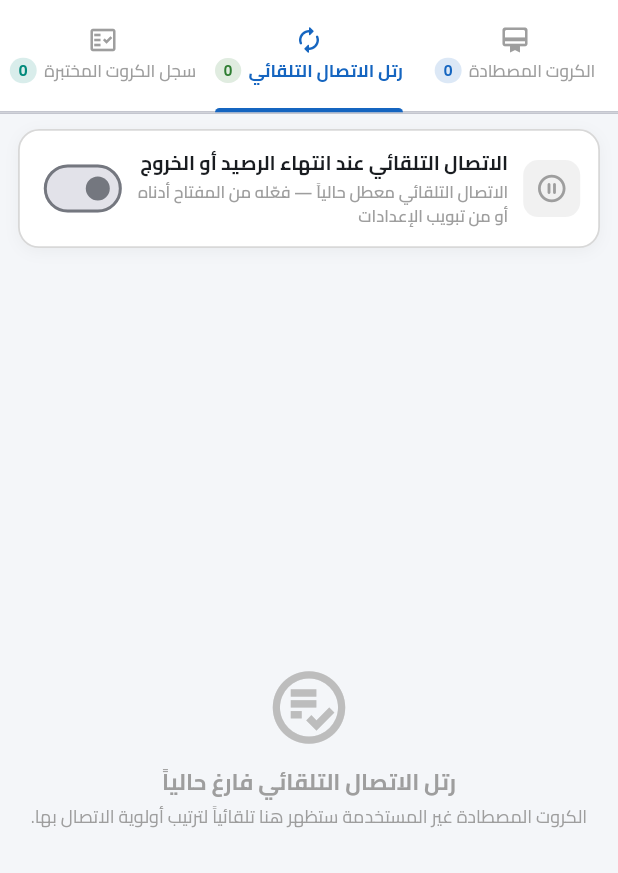
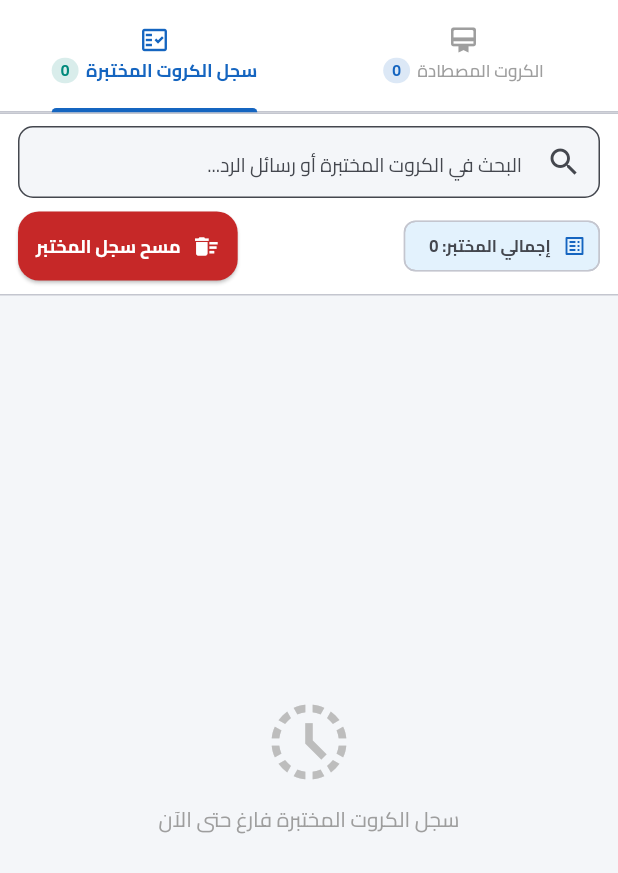
Before and after one commit to eng-aymsif/network-hunter-flutter, a Flutter app: the CardsTab widget shown alone on an empty page, opened directly, tab 2 chosen, on a phone screen of 412 x 824 dp. Shown: the top 873 px of the screen. Run offline on Flutter 3.47's test engine with Material 3 defaults, Android fonts, the phone set to English and light mode, and no system bars; our stand-ins replace audioplayers, device_info_plus, dio, hive, hive_flutter, qr_flutter and 1 more; missing offline and left inert: excel; accounts and stored records are empty; network calls fail.

Commit message:
feat(cards-tab): conditionally show 3rd tab only when auto-login is enabled in settings and rename to أولوية الاتصال التلقائي

```diff
--- a/lib/presentation/providers/cards_provider.dart
+++ b/lib/presentation/providers/cards_provider.dart
@@ -771,7 +771,7 @@ class CardsProvider extends ChangeNotifier {
       }
 
       onLog?.call(
-        '🔌 [الاتصال التلقائي]: تم رصد حاجة الشبكة لتسجيل الدخول — بدء السحب من رتل الكروت (${queue.length} كرت متاح)...',
+        '🔌 [الاتصال التلقائي]: تم رصد حاجة الشبكة لتسجيل الدخول — بدء الاتصال حسب ترتيب الأولوية (${queue.length} كرت متاح)...',
       );
 
       for (int i = 0; i < queue.length; i++) {
@@ -810,12 +810,12 @@ class CardsProvider extends ChangeNotifier {
           return card.cardNumber;
         } else {
           onLog?.call(
-            '  ❌ فشل الكرت (${card.cardNumber}) (منتهي أو غير صالح) — الانتقال للكرت التالي في الرتل...',
+            '  ❌ فشل الكرت (${card.cardNumber}) (منتهي أو غير صالح) — الانتقال للكرت التالي في قائمة الأولوية...',
           );
         }
       }
 
-      _autoLoginStatus = 'تعذر الاتصال: لم ينجح أي كرت في الرتل';
+      _autoLoginStatus = 'تعذر الاتصال: لم ينجح أي كرت من القائمة';
       return null;
     } finally {
       _isAutoLoggingIn = false;
--- a/lib/presentation/screens/cards_tab.dart
+++ b/lib/presentation/screens/cards_tab.dart
@@ -30,12 +30,14 @@ class _CardsTabState extends State<CardsTab> {
     final cardsProv = context.watch<CardsProvider>();
     final settingsProv = context.watch<SettingsProvider>();
     final engineProv = context.watch<EngineProvider>();
+    final showAutoLoginTab = settingsProv.settings.autoLoginWithHuntedCards;
 
     return DefaultTabController(
-      length: 3,
+      key: ValueKey<bool>(showAutoLoginTab),
+      length: showAutoLoginTab ? 3 : 2,
       child: Column(
         children: [
-          // شريط التبويب العلوي الأنيق (الكروت المصطادة | رتل الاتصال التلقائي | سجل الكروت المختبرة)
+          // شريط التبويب العلوي الأنيق (يظهر التبويب الثالث فقط عند تفعيل ميزة الاتصال التلقائي في الإعدادات)
           Container(
             color: Theme.of(context).cardColor,
             child: TabBar(
@@ -87,38 +89,6 @@ class _CardsTabState extends State<CardsTab> {
                   ),
                 ),
                 Tab(
-                  icon: const Icon(Icons.autorenew_rounded, size: 20),
-                  child: FittedBox(
-                    fit: BoxFit.scaleDown,
-                    child: Row(
-                      mainAxisSize: MainAxisSize.min,
-                      children: [
-                        const Text('رتل الاتصال التلقائي'),
-                        const SizedBox(width: 5),
-                        Container(
-                          padding: const EdgeInsets.symmetric(
-                            horizontal: 6,
-                            vertical: 1,
-                          ),
-                          decoration: BoxDecoration(
-                            color: AppColors.success.withValues(alpha: 0.15),
-                            borderRadius: BorderRadius.circular(10),
-                          ),
-                          child: Text(
-                            '${cardsProv.unusedCount}',
-                            style: const TextStyle(
-                              fontFamily: 'Cairo',
-                              fontSize: 10.5,
-                              fontWeight: FontWeight.bold,
-                              color: AppColors.success,
-                            ),
-                          ),
-                        ),
-                      ],
-                    ),
-                  ),
-                ),
-                Tab(
                   icon: const Icon(Icons.fact_check_outlined, size: 20),
                   child: FittedBox(
                     fit: BoxFit.scaleDown,
@@ -150,28 +120,62 @@ class _CardsTabState extends State<CardsTab> {
                     ),
                   ),
                 ),
+                if (showAutoLoginTab)
+                  Tab(
+                    icon: const Icon(Icons.autorenew_rounded, size: 20),
+                    child: FittedBox(
+                      fit: BoxFit.scaleDown,
+                      child: Row(
+                        mainAxisSize: MainAxisSize.min,
+                        children: [
+                          const Text('أولوية الاتصال التلقائي'),
+                          const SizedBox(width: 5),
+                          Container(
+                            padding: const EdgeInsets.symmetric(
+                              horizontal: 6,
+                              vertical: 1,
+                            ),
+                            decoration: BoxDecoration(
+                              color: AppColors.success.withValues(alpha: 0.15),
+                              borderRadius: BorderRadius.circular(10),
+                            ),
+                            child: Text(
+                              '${cardsProv.unusedCount}',
+                              style: const TextStyle(
+                                fontFamily: 'Cairo',
+                                fontSize: 10.5,
+                                fontWeight: FontWeight.bold,
+                                color: AppColors.success,
+                              ),
+                            ),
+                          ),
+                        ],
+                      ),
+                    ),
+                  ),
               ],
             ),
           ),
           const Divider(height: 1),
 
-          // محتوى التبويبات الثلاثة
+          // محتوى التبويبات
           Expanded(
             child: TabBarView(
               children: [
                 // التبويب 1: الكروت المصطادة
                 _buildHuntedCardsView(context, cardsProv, settingsProv),
 
-                // التبويب 2: رتل الاتصال التلقائي (ترتيب الكروت غير المستخدمة)
-                _buildAutoLoginQueueView(
-                  context,
-                  cardsProv,
-                  settingsProv,
-                  engineProv,
-                ),
-
-                // التبويب 3: سجل الكروت المختبرة (DataTable)
+                // التبويب 2: سجل الكروت المختبرة (DataTable)
                 _buildTestedCardsView(context, cardsProv),
+
+                // التبويب 3 (يظهر فقط عند التفعيل في الإعدادات): أولوية الاتصال التلقائي
+                if (showAutoLoginTab)
+                  _buildAutoLoginQueueView(
+                    context,
+                    cardsProv,
+                    settingsProv,
+                    engineProv,
+                  ),
               ],
             ),
           ),
@@ -1298,7 +1302,7 @@ class _CardsTabState extends State<CardsTab> {
   }
 
   // ===========================================================================
-  // التبويب الثاني: رتل الاتصال التلقائي (إدارة وترتيب أولوية الكروت غير المستخدمة)
+  // التبويب الثالث: أولوية الاتصال التلقائي (إدارة وترتيب الكروت غير المستخدمة)
   // ===========================================================================
   Widget _buildAutoLoginQueueView(
     BuildContext context,
@@ -1307,7 +1311,6 @@ class _CardsTabState extends State<CardsTab> {
     EngineProvider engineProv,
   ) {
     final queue = cardsProv.unusedQueue;
-    final isEnabled = settingsProv.settings.autoLoginWithHuntedCards;
     final isHunting = engineProv.isRunning;
     final isDark = Theme.of(context).brightness == Brightness.dark;
 
@@ -1315,19 +1318,14 @@ class _CardsTabState extends State<CardsTab> {
     Color statusBannerColor;
     IconData statusBannerIcon;
 
-    if (!isEnabled) {
-      statusBannerText =
-          'الاتصال التلقائي معطل حالياً — فعّله من المفتاح أدناه أو من تبويب الإعدادات';
-      statusBannerColor = Colors.grey;
-      statusBannerIcon = Icons.pause_circle_outline_rounded;
-    } else if (isHunting) {
+    if (isHunting) {
       statusBannerText =
           'متوقف مؤقتاً لأن محرك الفحص والاصطياد قيد التشغيل حالياً';
       statusBannerColor = AppColors.warning;
       statusBannerIcon = Icons.shield_outlined;
     } else if (queue.isEmpty) {
       statusBannerText =
-          'لا توجد كروت مصطادة غير مستخدمة في الرتل حالياً';
+          'لا توجد كروت مصطادة غير مستخدمة جاهزة للاتصال التلقائي حالياً';
       statusBannerColor = AppColors.danger;
       statusBannerIcon = Icons.info_outline_rounded;
     } else {
@@ -1381,7 +1379,7 @@ class _CardsTabState extends State<CardsTab> {
                       crossAxisAlignment: CrossAxisAlignment.start,
                       children: [
                         const Text(
-                          'الاتصال التلقائي عند انتهاء الرصيد أو الخروج',
+                          'ترتيب أولوية الاتصال التلقائي بالشبكة',
                           style: TextStyle(
                             fontFamily: 'Cairo',
                             fontSize: 13,
@@ -1400,16 +1398,6 @@ class _CardsTabState extends State<CardsTab> {
                         ),
                       ],
                     ),
-                  ),
-                  Switch(
-                    value: isEnabled,
-                    activeThumbColor: AppColors.success,
-                    onChanged: (val) {
-                      final updated = settingsProv.settings.copyWith(
-                        autoLoginWithHuntedCards: val,
-                      );
-                      settingsProv.saveSettings(updated);
-                    },
                   ),
                 ],
               ),
@@ -1446,7 +1434,7 @@ class _CardsTabState extends State<CardsTab> {
                   children: [
                     Expanded(
                       child: Text(
-                        'اسحب الكرت للأعلى أو الأسفل لترتيب الأولوية، أو اضغط على السهم لرفعه للمركز #1.',
+                        'اسحب الكرت للأعلى أو الأسفل لتحديد ترتيب الاتصال عند انتهاء الرصيد، أو ارفعه للمركز #1.',
                         style: TextStyle(
                           fontFamily: 'Cairo',
                           fontSize: 10.5,
@@ -1460,7 +1448,7 @@ class _CardsTabState extends State<CardsTab> {
                     ElevatedButton.icon(
                       icon: const Icon(Icons.wifi_rounded, size: 15),
                       label: const Text(
-                        'اتصال بالرتل الآن',
+                        'اتصال تلقائي الآن',
                         style: TextStyle(
                           fontFamily: 'Cairo',
                           fontSize: 11,
@@ -1479,7 +1467,6 @@ class _CardsTabState extends State<CardsTab> {
                           ? null
                           : () async {
                               final logsProv = context.read<LogsProvider>();
-                              // تفعيل الإعداد مؤقتاً أو تمريره لتجربة الاتصال الفوري بالرتل
                               final effectiveSettings = settingsProv.settings
                                   .copyWith(autoLoginWithHuntedCards: true);
                               final connectedNum = await cardsProv
@@ -1495,7 +1482,7 @@ class _CardsTabState extends State<CardsTab> {
                                   content: Text(
                                     connectedNum != null
                                         ? '🎉 تم الاتصال بنجاح عبر الكرت: $connectedNum وتحويله إلى مستخدم!'
-                                        : '❌ تعذر الاتصال بأي كرت في الرتل حالياً',
+                                        : '❌ تعذر الاتصال بأي كرت من القائمة حالياً',
                                     style: const TextStyle(fontFamily: 'Cairo'),
                                   ),
                                   backgroundColor: connectedNum != null
@@ -1526,7 +1513,7 @@ class _CardsTabState extends State<CardsTab> {
                       ),
                       const SizedBox(height: 10),
                       const Text(
-                        'رتل الاتصال التلقائي فارغ حالياً',
+                        'لا توجد كروت جاهزة للاتصال التلقائي حالياً',
                         style: TextStyle(
                           fontFamily: 'Cairo',
                           fontSize: 15,
--- a/lib/presentation/screens/settings_tab.dart
+++ b/lib/presentation/screens/settings_tab.dart
@@ -837,13 +837,13 @@ class _SettingsTabState extends State<SettingsTab> {
                               context: context,
                               icon: Icons.autorenew_rounded,
                               title:
-                                  'الاتصال التلقائي بالكروت المصطادة (Auto-Login Queue)',
+                                  'الاتصال التلقائي بالكروت المصطادة (Auto-Login)',
                               description:
-                                  'عند انتهاء رصيد الكرت الحالي أو تسجيل الخروج من شبكة المايكروتك (ظهور إشعار Sign in to Wi-Fi network)، يقوم التطبيق فوراً بتسجيل الدخول تلقائياً بأول كرت متاح في "رتل الاتصال التلقائي".',
+                                  'عند انتهاء رصيد الكرت الحالي أو تسجيل الخروج من شبكة المايكروتك (ظهور إشعار Sign in to Wi-Fi network)، يقوم التطبيق فوراً بتسجيل الدخول تلقائياً بأول كرت متاح حسب ترتيب أولوية الاتصال التلقائي.',
                               impact:
-                                  '• تعمل فقط إذا كانت هذه الخاصية مفعلة وتوجد كروت مصطادة غير مستخدمة.\n• تتوقف تماماً أثناء عمل محرك الفحص والاصطياد.\n• يتم تحويل الكرت الذي تم الاتصال به تلقائياً إلى حالة "مستخدم" وإذا كان منتهياً ينتقل للكرت الذي يليه في الرتل.',
+                                  '• عند تفعيل هذا الخيار سيظهر تبويب ثالث في قسم الكروت باسم "أولوية الاتصال التلقائي" لترتيب الكروت غير المستخدمة.\n• تتوقف هذه الآلية تماماً أثناء عمل محرك الفحص والاصطياد.\n• يتم تحويل الكرت الذي تم الاتصال به تلقائياً إلى حالة "مستخدم"، وإذا كان منتهياً ينتقل للكرت الذي يليه بالترتيب.',
                               example:
-                                  'يمكنك ترتيب أولوية الكروت بالسحب والإفلات من تبويب الكروت > رتل الاتصال التلقائي.',
+                                  'يمكنك ترتيب أولوية الكروت بالسحب والإفلات من تبويب الكروت > أولوية الاتصال التلقائي.',
                             ),
                           ),
                         ],
```
